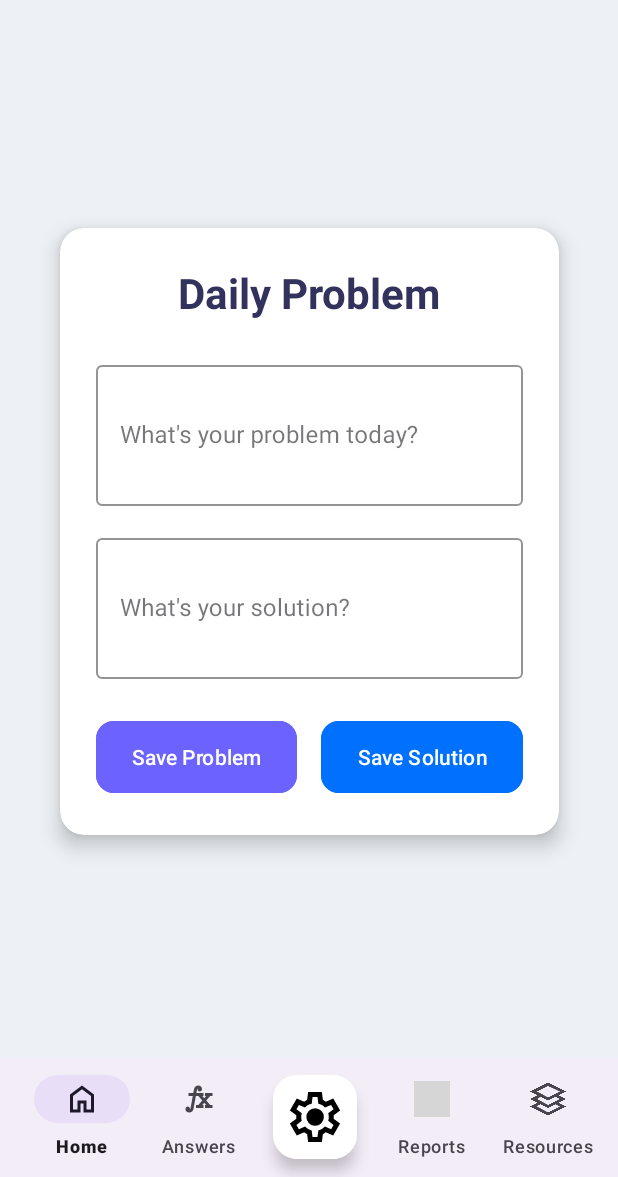
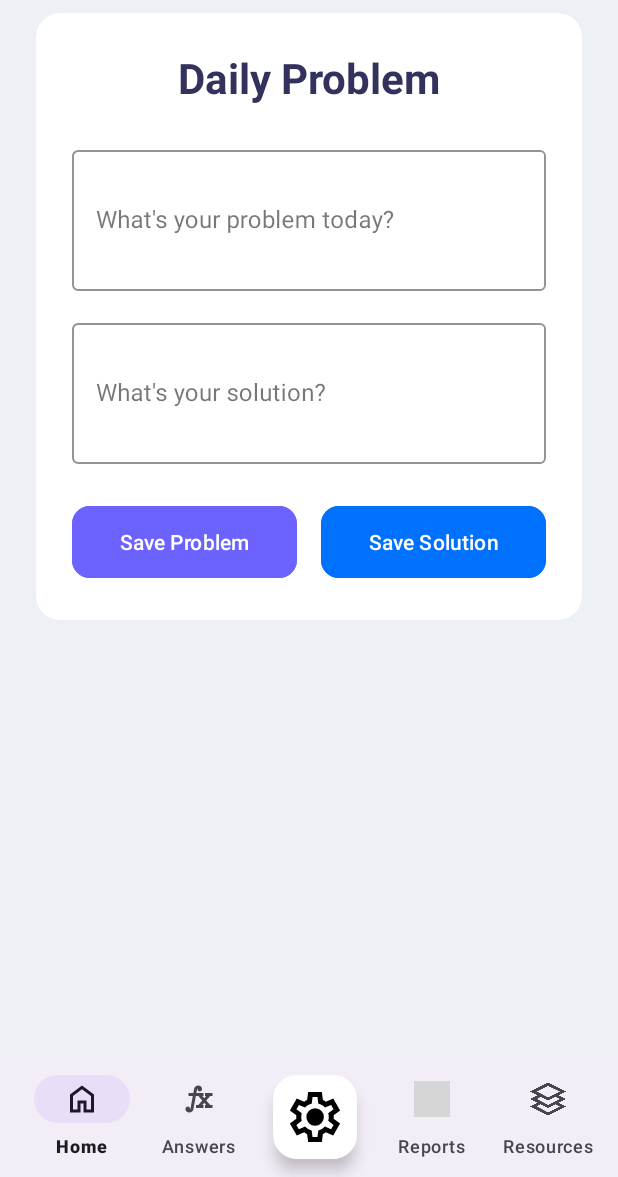
Before and after one commit to hamtadevosyan09/SolveStackAdmin, an Android app: the fragment AnswersFragment placed in its activity, on a phone screen of 412 x 824 dp, the part 59-1236 px from its top. Run offline under Robolectric (Android 15) with nearby library versions, the light colour scheme and no system bars; our stand-ins replace Firebase (no records; nobody signed in at launch, a user with empty details on screens opened directly); grey boxes are pictures that could not be loaded.

Commit message:
final design fixes

```diff
--- a/app/src/main/res/layout/fragment_answers.xml
+++ b/app/src/main/res/layout/fragment_answers.xml
@@ -1,23 +1,27 @@
 <?xml version="1.0" encoding="utf-8"?>
-<androidx.constraintlayout.widget.ConstraintLayout
+<androidx.core.widget.NestedScrollView
     xmlns:android="http://schemas.android.com/apk/res/android"
     xmlns:app="http://schemas.android.com/apk/res-auto"
+    xmlns:tools="http://schemas.android.com/tools"
     android:layout_width="match_parent"
     android:layout_height="match_parent"
-    android:background="@color/light_grey_blue">
+    android:background="@color/light_grey_blue"
+    tools:context=".AnswersFragment">
+
+    <androidx.constraintlayout.widget.ConstraintLayout
+        android:layout_width="match_parent"
+        android:layout_height="wrap_content"
+        android:padding="24dp">
 
         <androidx.cardview.widget.CardView
             android:id="@+id/card_view"
-        android:layout_width="wrap_content"
+            android:layout_width="match_parent"
             android:layout_height="wrap_content"
-        android:layout_marginStart="24dp"
-        android:layout_marginEnd="24dp"
             android:layout_marginTop="24dp"
             android:layout_marginBottom="24dp"
             app:cardCornerRadius="16dp"
-        app:cardElevation="8dp"
+            app:cardElevation="0dp"
             app:layout_constraintTop_toTopOf="parent"
-        app:layout_constraintBottom_toBottomOf="parent"
             app:layout_constraintStart_toStartOf="parent"
             app:layout_constraintEnd_toEndOf="parent"
             app:layout_constraintVertical_bias="0.45">
@@ -104,6 +108,10 @@
                         app:cornerRadius="12dp"
                         android:backgroundTint="@color/famous_blue"/>
                 </LinearLayout>
+
             </LinearLayout>
+
         </androidx.cardview.widget.CardView>
+
     </androidx.constraintlayout.widget.ConstraintLayout>
+</androidx.core.widget.NestedScrollView>
--- a/app/src/main/res/layout/fragment_reports.xml
+++ b/app/src/main/res/layout/fragment_reports.xml
@@ -10,7 +10,7 @@
         android:id="@+id/swipeRefreshLayout"
         android:layout_width="match_parent"
         android:layout_height="match_parent"
-        android:paddingTop="?android:attr/actionBarSize">
+        android:paddingTop="75dp">
 
         <LinearLayout
             android:layout_width="match_parent"
```
Lines whose indentation alone changed are shown as unchanged.
